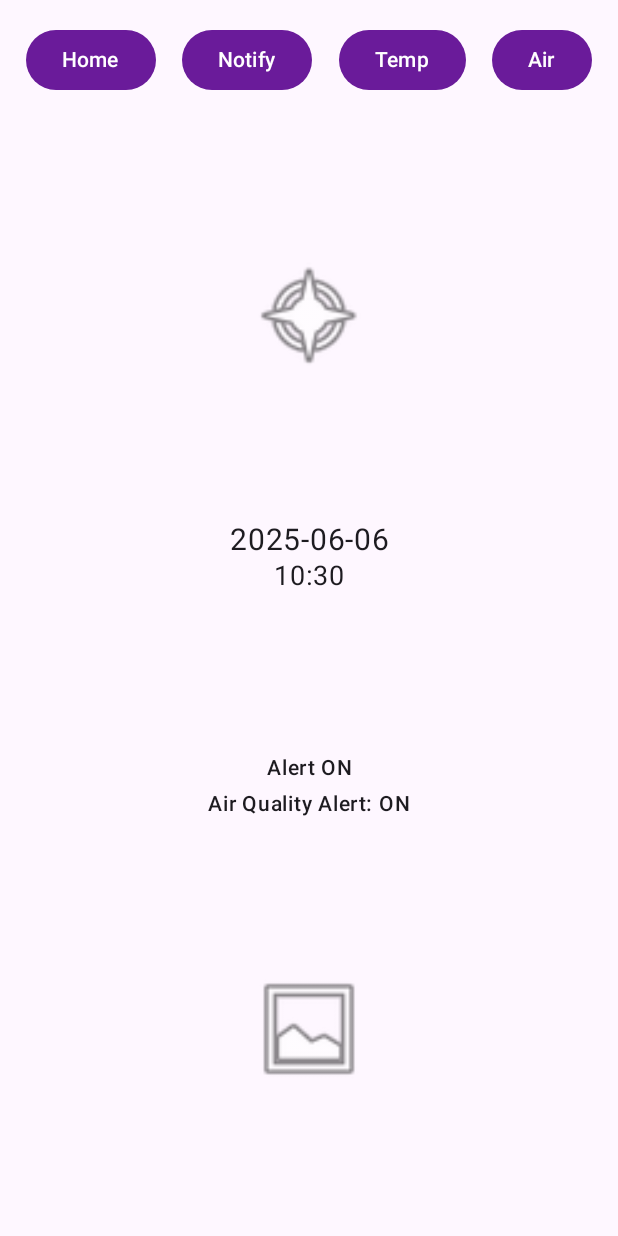
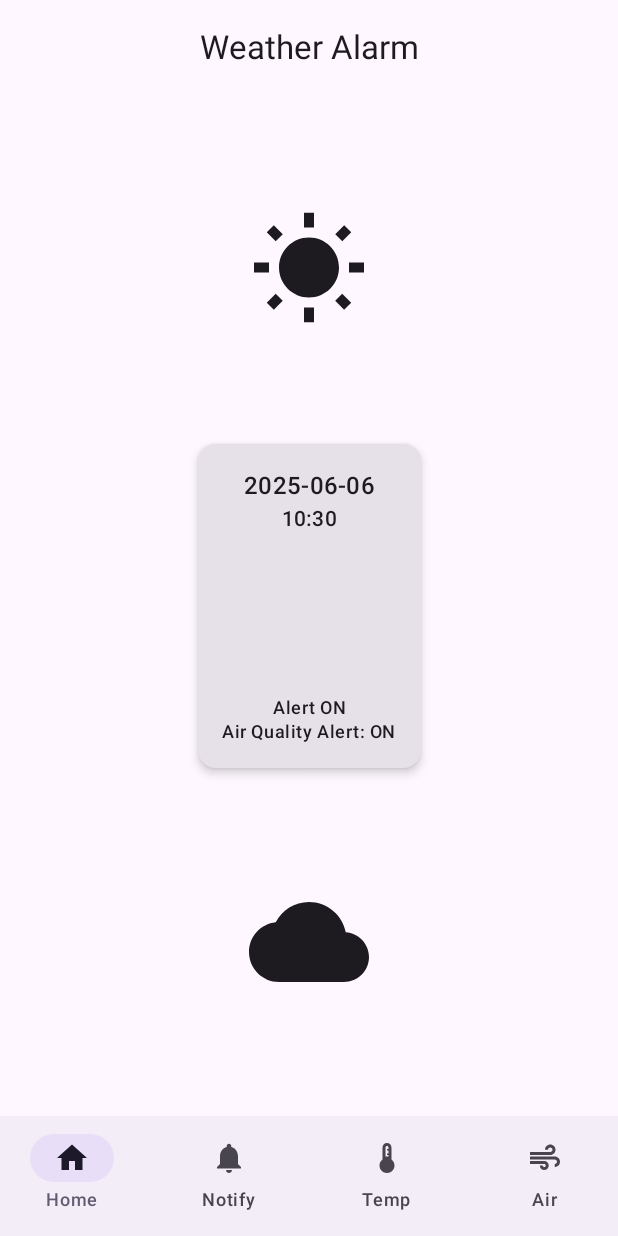
Before and after one commit to JaeYunChung/android-weather-notification-service, an Android app built with Jetpack Compose: the screen it shows after launch (MainActivity), on a phone screen of 412 x 824 dp. Run offline under Robolectric (Android 15) with nearby library versions, the phone set to English and light mode, and no system bars; our stand-ins replace livedata-compose.

Commit message:
Enhance UI with weather icons and modern controls

```diff
--- a/app/build.gradle.kts
+++ b/app/build.gradle.kts
@@ -57,6 +57,7 @@ dependencies {
     implementation("androidx.compose.ui:ui-util:1.5.1")
     implementation("androidx.compose.material:material:1.6.0")
     implementation("androidx.compose.material3:material3:1.2.1")
+    implementation("androidx.compose.material:material-icons-extended:1.6.0")
     implementation("androidx.compose.ui:ui-tooling-preview:1.6.0")
     debugImplementation("androidx.compose.ui:ui-tooling:1.6.0")
 
--- a/app/src/main/java/com/example/weather_notification_service/HomeScreen.kt
+++ b/app/src/main/java/com/example/weather_notification_service/HomeScreen.kt
@@ -2,8 +2,14 @@ package com.example.weather_notification_service
 
 import android.os.Build
 import androidx.annotation.RequiresApi
-import androidx.compose.foundation.Image
 import androidx.compose.foundation.layout.*
+import androidx.compose.material.icons.Icons
+import androidx.compose.material.icons.filled.Cloud
+import androidx.compose.material.icons.filled.WbSunny
+import androidx.compose.material3.Icon
+import androidx.compose.material3.Card
+import androidx.compose.material3.CardDefaults
+import androidx.compose.material3.MaterialTheme
 import androidx.compose.material3.Text
 import androidx.compose.runtime.Composable
 import androidx.compose.runtime.LaunchedEffect
@@ -12,7 +18,6 @@ import androidx.compose.runtime.mutableStateOf
 import androidx.compose.runtime.remember
 import androidx.compose.ui.Alignment
 import androidx.compose.ui.Modifier
-import androidx.compose.ui.res.painterResource
 import androidx.compose.ui.text.font.FontWeight
 import androidx.compose.ui.unit.dp
 import androidx.compose.ui.unit.sp
@@ -27,9 +32,22 @@ fun HomeScreen(activity: MainActivity) {
         horizontalAlignment = Alignment.CenterHorizontally,
         verticalArrangement = Arrangement.SpaceEvenly
     ) {
-        Image(painter = painterResource(android.R.drawable.ic_menu_compass), contentDescription = null, modifier = Modifier.size(80.dp))
-        HomeWeatherInfo(activity)
-        Image(painter = painterResource(android.R.drawable.ic_menu_gallery), contentDescription = null, modifier = Modifier.size(80.dp))
+        Icon(
+            imageVector = Icons.Default.WbSunny,
+            contentDescription = null,
+            modifier = Modifier.size(80.dp)
+        )
+        Card(
+            elevation = CardDefaults.cardElevation(defaultElevation = 4.dp),
+            modifier = Modifier.padding(horizontal = 16.dp)
+        ) {
+            HomeWeatherInfo(activity)
+        }
+        Icon(
+            imageVector = Icons.Default.Cloud,
+            contentDescription = null,
+            modifier = Modifier.size(80.dp)
+        )
     }
 }
 
@@ -49,16 +67,16 @@ fun HomeWeatherInfo(activity: MainActivity) {
     val weatherInfoState = viewModel.messageLive.observeAsState()
     val weatherInfo = weatherInfoState.value;
 
-    Column(horizontalAlignment = Alignment.CenterHorizontally) {
-        Text(date, fontSize = 20.sp)
-        Text(time, fontSize = 18.sp)
+    Column(modifier = Modifier.padding(16.dp), horizontalAlignment = Alignment.CenterHorizontally) {
+        Text(date, style = MaterialTheme.typography.titleMedium)
+        Text(time, style = MaterialTheme.typography.titleSmall)
         Spacer(modifier = Modifier.height(8.dp))
         Text(weatherInfo?.getString("image")?:"", fontSize = 42.sp)
-        Text(weatherInfo?.getString("weather")?:"", fontSize = 28.sp, fontWeight = FontWeight.Bold)
+        Text(weatherInfo?.getString("weather")?:"", style = MaterialTheme.typography.headlineSmall, fontWeight = FontWeight.Bold)
         Spacer(modifier = Modifier.height(8.dp))
-        Text(weatherInfo?.getString("message")?:"", fontSize = 16.sp)
+        Text(weatherInfo?.getString("message")?:"", style = MaterialTheme.typography.bodyMedium)
         Spacer(modifier = Modifier.height(16.dp))
-        Text("Alert ON", fontSize = 14.sp, fontWeight = FontWeight.SemiBold)
-        Text("Air Quality Alert: ON", fontSize = 14.sp, fontWeight = FontWeight.SemiBold)
+        Text("Alert ON", style = MaterialTheme.typography.bodySmall, fontWeight = FontWeight.SemiBold)
+        Text("Air Quality Alert: ON", style = MaterialTheme.typography.bodySmall, fontWeight = FontWeight.SemiBold)
     }
 }
--- a/app/src/main/java/com/example/weather_notification_service/WeatherAlarmApp.kt
+++ b/app/src/main/java/com/example/weather_notification_service/WeatherAlarmApp.kt
@@ -4,6 +4,11 @@ import android.os.Build
 import androidx.annotation.RequiresApi
 import androidx.compose.foundation.layout.*
 import androidx.compose.foundation.shape.CircleShape
+import androidx.compose.material.icons.Icons
+import androidx.compose.material.icons.filled.Air
+import androidx.compose.material.icons.filled.Home
+import androidx.compose.material.icons.filled.Notifications
+import androidx.compose.material.icons.filled.Thermostat
 import androidx.compose.material3.*
 import androidx.compose.runtime.*
 import androidx.compose.ui.Alignment
@@ -20,16 +25,23 @@ import com.example.weather_notification_service.setting_screen.TemperatureSettin
 fun WeatherAlarmApp(activity: MainActivity) {
     var screen by remember { mutableStateOf(0) }
 
-    Column(
-        modifier = Modifier.fillMaxSize(),
-        horizontalAlignment = Alignment.CenterHorizontally
-    ) {
-        TabRow(screen) { screen = it }
-        when (screen) {
-            0 -> HomeScreen(activity)
-            1 -> NotificationSettingsScreen()
-            2 -> TemperatureSettingsScreen()
-            3 -> AirQualitySettingsScreen()
+    Scaffold(
+        topBar = {
+            CenterAlignedTopAppBar(
+                title = { Text("Weather Alarm") }
+            )
+        },
+        bottomBar = {
+            BottomNavigationBar(currentScreen = screen) { screen = it }
+        }
+    ) { innerPadding ->
+        Box(modifier = Modifier.padding(innerPadding)) {
+            when (screen) {
+                0 -> HomeScreen(activity)
+                1 -> NotificationSettingsScreen()
+                2 -> TemperatureSettingsScreen()
+                3 -> AirQualitySettingsScreen()
+            }
         }
     }
 }
@@ -37,22 +49,21 @@ fun WeatherAlarmApp(activity: MainActivity) {
 
 
 @Composable
-fun TabRow(currentScreen: Int, onTabSelected: (Int) -> Unit) {
-    val tabs = listOf("Home", "Notify", "Temp", "Air")
-    Row(
-        modifier = Modifier
-            .fillMaxWidth()
-            .padding(top = 16.dp, bottom = 8.dp),
-        horizontalArrangement = Arrangement.SpaceEvenly
-    ) {
-        tabs.forEachIndexed { index, label ->
-            Button(
+fun BottomNavigationBar(currentScreen: Int, onTabSelected: (Int) -> Unit) {
+    val tabs = listOf(
+        Icons.Default.Home to "Home",
+        Icons.Default.Notifications to "Notify",
+        Icons.Default.Thermostat to "Temp",
+        Icons.Default.Air to "Air"
+    )
+    NavigationBar {
+        tabs.forEachIndexed { index, pair ->
+            NavigationBarItem(
+                selected = currentScreen == index,
                 onClick = { onTabSelected(index) },
-                shape = CircleShape,
-                colors = ButtonDefaults.buttonColors(containerColor = Color(0xFF6A1B9A))
-            ) {
-                Text(label, color = Color.White, fontSize = 14.sp)
-            }
+                icon = { Icon(pair.first, contentDescription = pair.second) },
+                label = { Text(pair.second) }
+            )
         }
     }
 }
```
Also changed, not shown: app/src/main/java/com/example/weather_notification_service/setting_screen/CustomSettingScreen.kt (+30 -5 lines), app/src/main/java/com/example/weather_notification_service/setting_screen/DustSettingScreen.kt (+21 -16 lines), app/src/main/java/com/example/weather_notification_service/setting_screen/TempSettingScreen.kt (+16 -13 lines).
